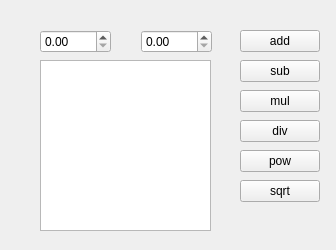
The window that taschenrechnerGui_ma/widget.ui (tekkitom/bg_prin_public) describes before a commit, drawn with Qt 5.
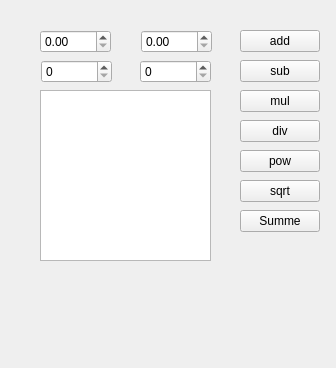
The same window after the commit.

The edit to the form file:
```diff
--- a/taschenrechnerGui_ma/widget.ui
+++ b/taschenrechnerGui_ma/widget.ui
@@ -7,7 +7,7 @@
     <x>0</x>
     <y>0</y>
     <width>336</width>
-    <height>250</height>
+    <height>368</height>
    </rect>
   </property>
   <property name="windowTitle">
@@ -115,12 +115,45 @@
    <property name="geometry">
     <rect>
      <x>40</x>
-     <y>60</y>
+     <y>90</y>
      <width>171</width>
      <height>171</height>
     </rect>
    </property>
   </widget>
+  <widget class="QSpinBox" name="edtZahl3">
+   <property name="geometry">
+    <rect>
+     <x>41</x>
+     <y>60</y>
+     <width>71</width>
+     <height>23</height>
+    </rect>
+   </property>
+  </widget>
+  <widget class="QSpinBox" name="edtZahl4">
+   <property name="geometry">
+    <rect>
+     <x>140</x>
+     <y>60</y>
+     <width>71</width>
+     <height>23</height>
+    </rect>
+   </property>
+  </widget>
+  <widget class="QPushButton" name="btnSumme">
+   <property name="geometry">
+    <rect>
+     <x>240</x>
+     <y>210</y>
+     <width>80</width>
+     <height>22</height>
+    </rect>
+   </property>
+   <property name="text">
+    <string>Summe</string>
+   </property>
+  </widget>
  </widget>
  <resources/>
  <connections/>
```
